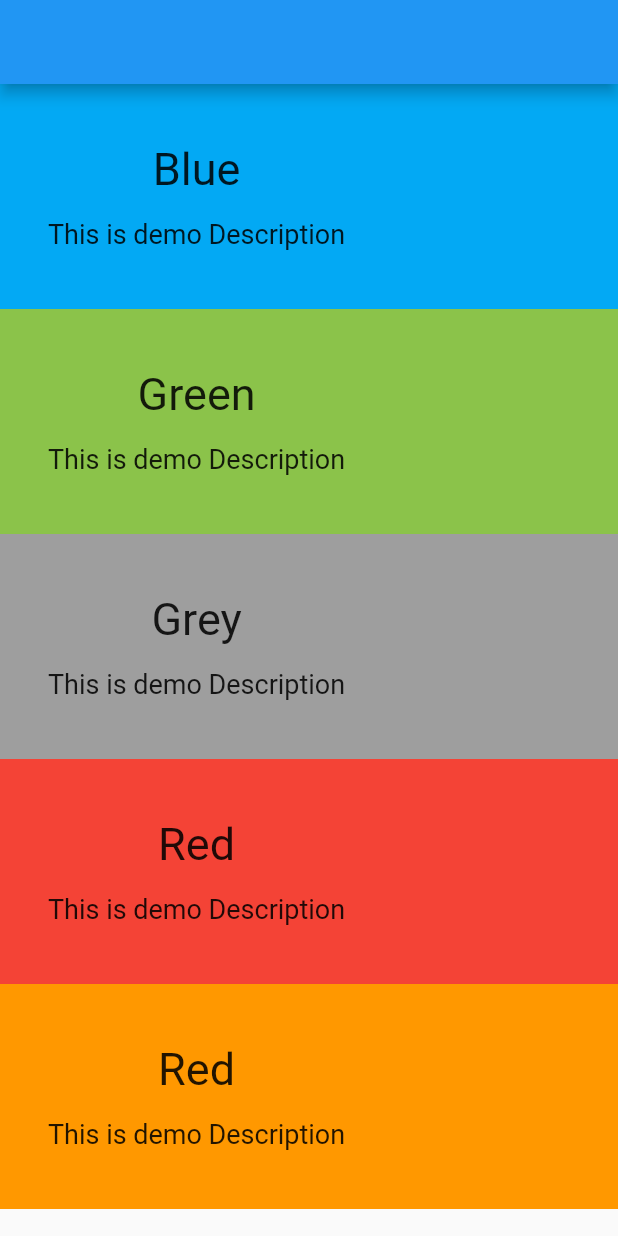
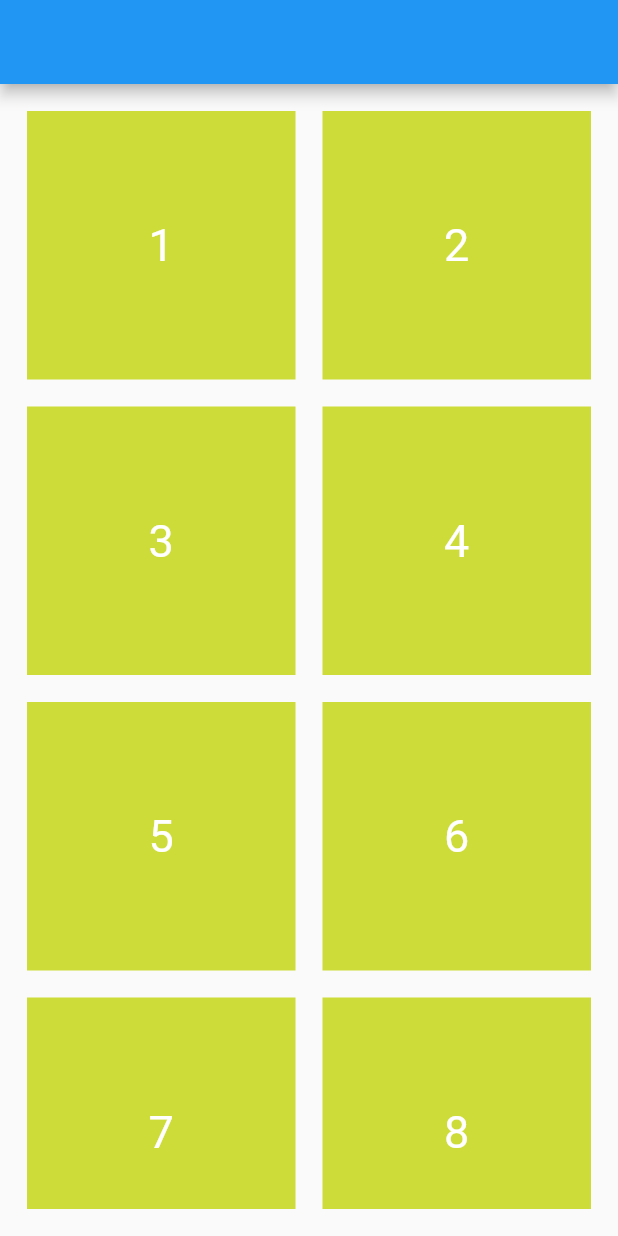
Before and after one commit to 4643880/Basic-Widgets-Flutter, a Flutter app: the screen it shows after launch, on a phone screen of 412 x 824 dp. Run offline on Flutter 3.47's test engine with Material 2 defaults, Android fonts, the light colour scheme and no system bars; our stand-ins replace hexcolor.

Commit message:
GridView.Count

```diff
--- a/lib/pages/practice.dart
+++ b/lib/pages/practice.dart
@@ -25,39 +25,29 @@ class Home extends StatefulWidget {
 }
 
 class _HomeState extends State<Home> {
+  var mylist = [1,2,3,4,5,6,7,8];
+  // var myimages = ["https://bit.ly/3ap5EX7", "as"];
   @override
   Widget build(BuildContext context) {
     return Scaffold(
       appBar: AppBar(),
-      body: ListView(children: [
-        abc(Colors.lightBlue, "Blue", "This is demo Description"),
-        abc(Colors.lightGreen, "Green", "This is demo Description"),
-        abc(Colors.grey, "Grey", "This is demo Description"),
-        abc(Colors.red, "Red", "This is demo Description"),
-        abc(Colors.orange, "Red", "This is demo Description")
-      ],)
+      body: Padding(
+        padding: const EdgeInsets.all(18.0),
+        child: GridView.count(
+          crossAxisCount: 2,
+          crossAxisSpacing: 18,
+          mainAxisSpacing: 18,
+          children: List.generate(mylist.length, (index) {
+            return Container(
+                height: 100,
+                width: 100,
+                color: Colors.lime,
+                child: Center(child: Text(mylist[index].toString(), style: TextStyle(fontSize: 30, color: Colors.white),)),
+                );
+          })
+          ),
+      )
     );
   }
 
 }
-
-Widget abc(Color color, var name, var desc){
-  return Container(
-          color: color,
-          width: 100,
-           height: 150,
-           child: Row(
-             children: [
-               Padding(
-                 padding: const EdgeInsets.all(32.0),
-                 child: Column(
-                   mainAxisAlignment: MainAxisAlignment.spaceAround,
-                   children: [
-                   Text(name, style: TextStyle(fontSize: 30),),
-                   Text(desc, style: TextStyle(fontSize: 18),),
-                 ],),
-               )
-             ],
-          ),
-        );
-}
```
